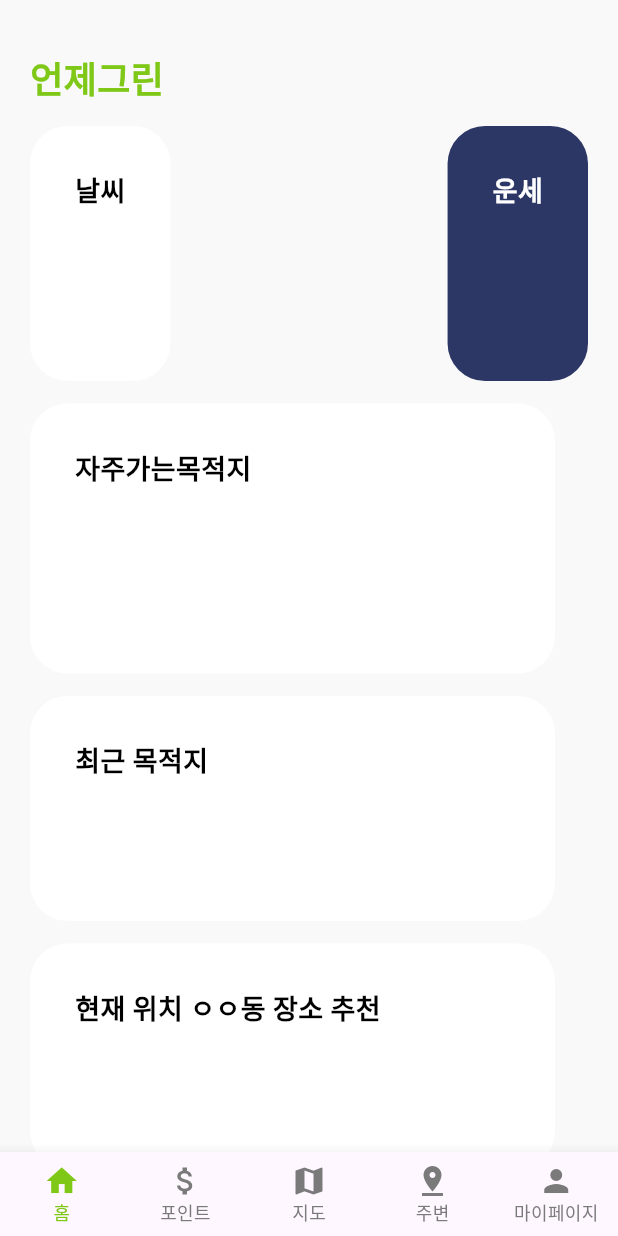
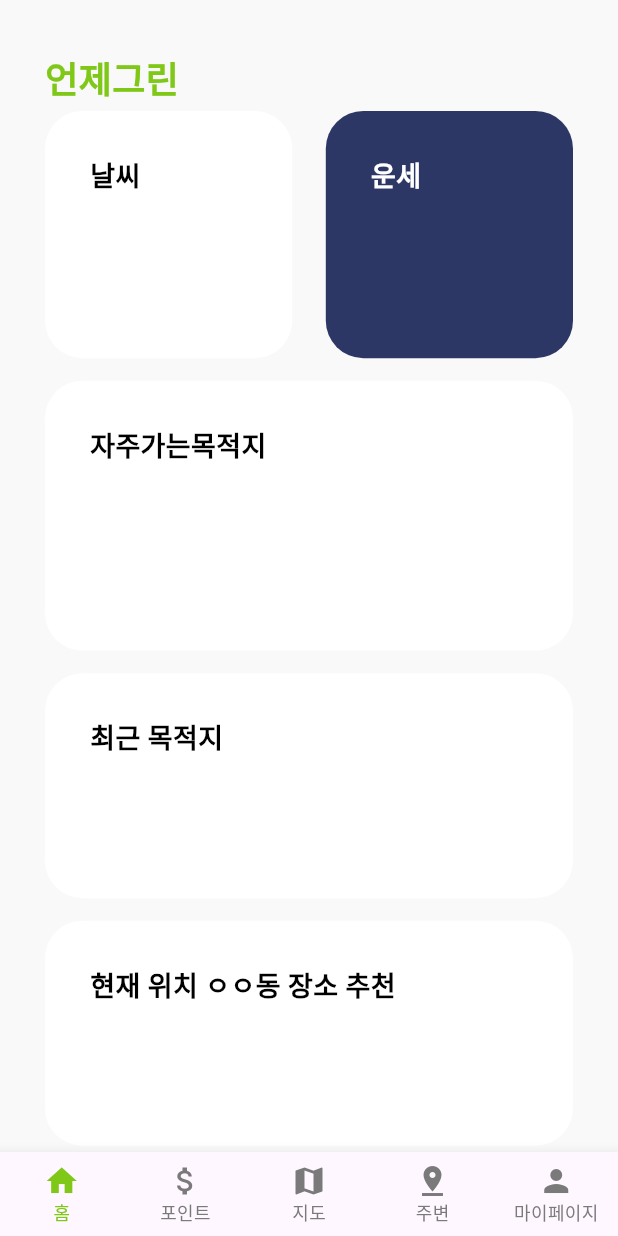
Before and after one commit to readygreen/readygreen, a Flutter app: the screen it shows after launch, on a phone screen of 412 x 824 dp. Run offline on Flutter 3.47's test engine with Material 3 defaults, Android fonts, the light colour scheme and no system bars.

Commit message:
Fe 178 ui

```diff
--- a/frontend/lib/main.dart
+++ b/frontend/lib/main.dart
@@ -19,7 +19,7 @@ class App extends StatelessWidget {
         body: SingleChildScrollView(
           child: Padding(
             padding: EdgeInsets.symmetric(
-              horizontal: 20,
+              horizontal: 30,
             ),
             child: Column(
               crossAxisAlignment: CrossAxisAlignment.start,
@@ -48,20 +48,16 @@ class App extends StatelessWidget {
                 SizedBox(
                   height: 5,
                 ),
-                Row(),
-                SizedBox(
-                  height: 10,
-                ),
                 Row(
                   mainAxisAlignment: MainAxisAlignment.spaceBetween,
                   children: [
                     SquareCardBox(
                       title: '날씨',
-                      height: 170,
+                      // height: 170,
                     ),
                     SquareCardBox(
                       title: '운세',
-                      height: 170,
+                      // height: 170,
                       backgroundColor: Color(0xFF2D3765),
                       textColor: Colors.white,
                     ),
--- a/frontend/lib/widgets/common/cardbox.dart
+++ b/frontend/lib/widgets/common/cardbox.dart
@@ -2,7 +2,6 @@ import 'package:flutter/material.dart';
 
 class CardBox extends StatelessWidget {
   final String title;
-  final double width;
   final double height;
   final Color backgroundColor;
   final Color textColor;
@@ -10,7 +9,6 @@ class CardBox extends StatelessWidget {
   const CardBox({
     super.key,
     required this.title,
-    this.width = 350,
     this.height = 150,
     this.backgroundColor = Colors.white,
     this.textColor = Colors.black,
@@ -19,7 +17,6 @@ class CardBox extends StatelessWidget {
   @override
   Widget build(BuildContext context) {
     return Container(
-      width: width,
       height: height,
       clipBehavior: Clip.hardEdge,
       decoration: BoxDecoration(
--- a/frontend/lib/widgets/common/squarecardbox.dart
+++ b/frontend/lib/widgets/common/squarecardbox.dart
@@ -2,24 +2,27 @@ import 'package:flutter/material.dart';
 
 class SquareCardBox extends StatelessWidget {
   final String title;
-  final double width;
-  final double height;
+  // final double width;
+  // final double height;
   final Color backgroundColor;
   final Color textColor;
 
   const SquareCardBox({
     super.key,
     required this.title,
-    this.width = 170,
-    this.height = 170,
+    // this.width = 170,
+    // this.height = 170,
     this.backgroundColor = Colors.white,
     this.textColor = Colors.black,
   });
 
   @override
   Widget build(BuildContext context) {
+    final deviceWidth = MediaQuery.of(context).size.width;
+
     return Container(
-      height: height,
+      height: deviceWidth / 2.5,
+      width: deviceWidth / 2.5,
       clipBehavior: Clip.hardEdge,
       decoration: BoxDecoration(
         color: backgroundColor,
--- a/frontend/pubspec.yaml
+++ b/frontend/pubspec.yaml
@@ -2,7 +2,7 @@ name: readygreen
 description: "A new Flutter project."
 # The following line prevents the package from being accidentally published to
 # pub.dev using `flutter pub publish`. This is preferred for private packages.
-publish_to: 'none' # Remove this line if you wish to publish to pub.dev
+publish_to: "none" # Remove this line if you wish to publish to pub.dev
 
 # The following defines the version and build number for your application.
 # A version number is three numbers separated by dots, like 1.2.43
@@ -31,7 +31,6 @@ dependencies:
   flutter:
     sdk: flutter
 
-
   # The following adds the Cupertino Icons font to your application.
   # Use with the CupertinoIcons class for iOS style icons.
   cupertino_icons: ^1.0.8
@@ -52,7 +51,6 @@ dev_dependencies:
 
 # The following section is specific to Flutter packages.
 flutter:
-
   # The following line ensures that the Material Icons font is
   # included with your application, so that you can use the icons in
   # the material Icons class.
@@ -88,3 +86,5 @@ flutter:
   #
   # For details regarding fonts from package dependencies,
   # see https://flutter.dev/to/font-from-package
+  assets:
+    - assets/images/luck.png
```
Also changed, not shown: 1 other file.
